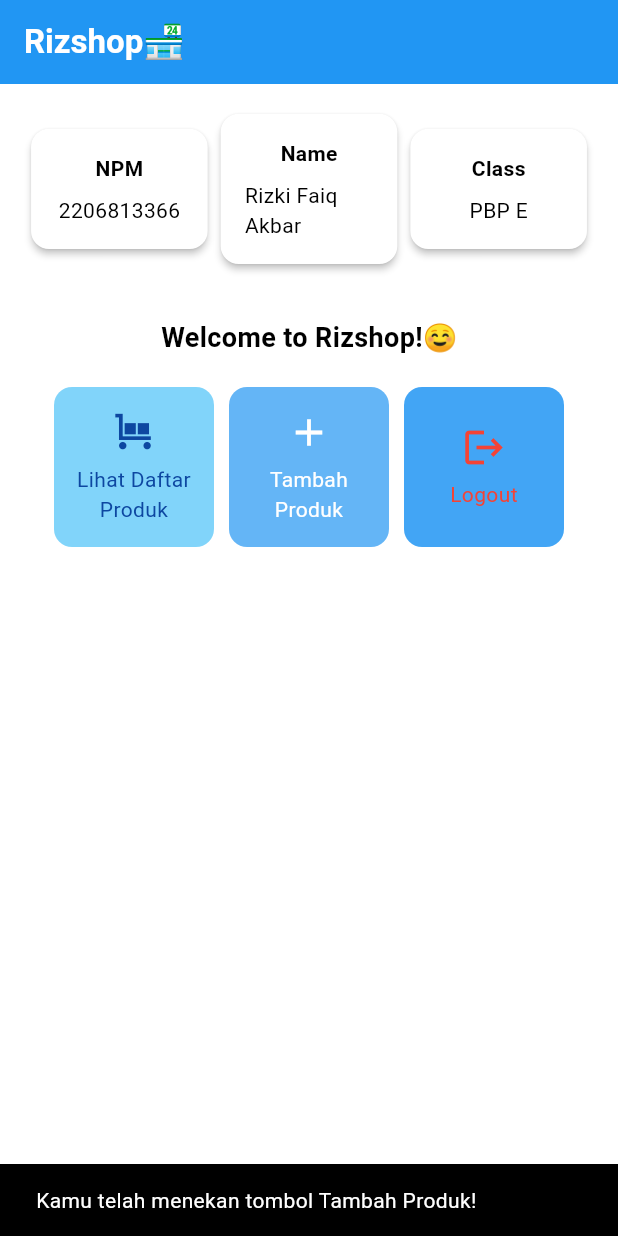
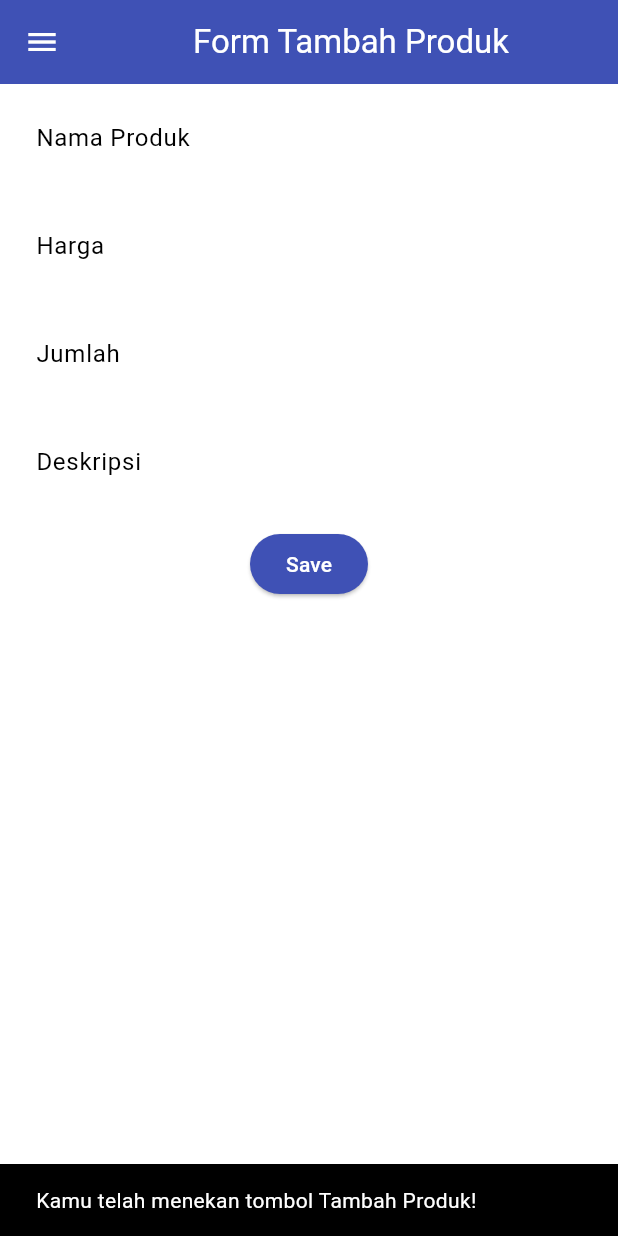
Before and after one commit to rizkifaiq161/rizshop-mobile, a Flutter app: the screen it shows after launch, after a tap on "Tambah Produk", on a phone screen of 412 x 824 dp. Run offline on Flutter 3.47's test engine with Material 3 defaults, Android fonts, the phone set to English and light mode, and no system bars.

Commit message:
Perubahan untuk Tugas 8

```diff
--- a/rizshop/lib/main.dart
+++ b/rizshop/lib/main.dart
@@ -1,5 +1,5 @@
 import 'package:flutter/material.dart';
-import 'package:rizshop/menu.dart';
+import 'package:rizshop/screens/menu.dart';
 
 void main() {
   runApp(const MyApp());
--- a/rizshop/lib/menu.dart
+++ b/rizshop/lib/screens/menu.dart
@@ -1,4 +1,7 @@
 import 'package:flutter/material.dart';
+import 'package:rizshop/widgets/left_drawer.dart';
+import 'package:rizshop/widgets/shop_card.dart';
+import 'package:rizshop/screens/shoplist_form.dart';
 
 class MyHomePage extends StatelessWidget {
   MyHomePage({super.key});
@@ -9,6 +12,7 @@
     return Scaffold(
       // AppBar adalah bagian atas halaman yang menampilkan judul.
       appBar: AppBar(
+        iconTheme: const IconThemeData(color: Colors.white),
         title: const Text(
           'Rizshop🏪',
           style: TextStyle(
@@ -18,6 +22,7 @@
         ),
         backgroundColor: Theme.of(context).colorScheme.primary,
       ),
+      drawer: const LeftDrawer(),
       // Body halaman dengan padding di sekelilingnya.
       body: Padding(
         padding: const EdgeInsets.all(16.0),
@@ -169,9 +174,15 @@
         onTap: () {
           ScaffoldMessenger.of(context)
             ..hideCurrentSnackBar()
-            ..showSnackBar(
-              SnackBar(content: Text("Kamu telah menekan tombol ${item.name}!"))
-            );
+            ..showSnackBar(SnackBar(
+                content: Text("Kamu telah menekan tombol ${item.name}!")));
+          if (item.name == "Tambah Produk") {
+            Navigator.push(context,
+                MaterialPageRoute(builder: (context) => const ShopFormPage()));
+          }else if (item.name == "Lihat Produk"){
+            Navigator.push(context,
+                MaterialPageRoute(builder: (context) => const ShopFormPage()));
+          }
         },
         child: Container(
           padding: const EdgeInsets.all(8),
--- /dev/null
+++ b/rizshop/lib/screens/shoplist_form.dart
@@ -0,0 +1,192 @@
+import 'package:flutter/material.dart';
+import 'package:rizshop/widgets/left_drawer.dart';
+import 'package:rizshop/screens/menu.dart';
+
+class ShopFormPage extends StatefulWidget {
+  const ShopFormPage({super.key});
+
+  @override
+  State<ShopFormPage> createState() => _ShopFormPageState();
+}
+
+class _ShopFormPageState extends State<ShopFormPage> {
+  final _formKey = GlobalKey<FormState>();
+
+  String _name = "";
+  int _price = 0;
+  int _amount = 0;
+  String _description = "";
+
+  @override
+  Widget build(BuildContext context) {
+    return Scaffold(
+      appBar: AppBar(
+        title: const Center(
+          child: Text(
+            'Form Tambah Produk',
+          ),
+        ),
+        backgroundColor: Colors.indigo,
+        foregroundColor: Colors.white,
+      ),
+      drawer: const LeftDrawer(),
+      body: Form(
+        key: _formKey,
+        child: SingleChildScrollView(
+            child: Column(
+                crossAxisAlignment: CrossAxisAlignment.start,
+                children: [
+                  Padding(
+                    padding: const EdgeInsets.all(8.0),
+                    child: TextFormField(
+                      decoration: InputDecoration(
+                        hintText: "Nama Produk",
+                        labelText: "Nama Produk",
+                        border: OutlineInputBorder(
+                          borderRadius: BorderRadius.circular(5.0),
+                        ),
+                      ),
+                      onChanged: (String? value) {
+                        setState(() {
+                          _name = value!;
+                        });
+                      },
+                      validator: (String? value) {
+                        if (value == null || value.isEmpty) {
+                          return "Nama tidak boleh kosong!";
+                        }
+                        return null;
+                      },
+                    ),
+                  ),
+                  Padding(
+                    padding: const EdgeInsets.all(8.0),
+                    child: TextFormField(
+                      decoration: InputDecoration(
+                        hintText: "Harga",
+                        labelText: "Harga",
+                        border: OutlineInputBorder(
+                          borderRadius: BorderRadius.circular(5.0),
+                        ),
+                      ),
+                      onChanged: (String? value) {
+                        setState(() {
+                          _price = int.parse(value!);
+                        });
+                      },
+                      validator: (String? value) {
+                        if (value == null || value.isEmpty) {
+                          return "Harga tidak boleh kosong!";
+                        }
+                        if (int.tryParse(value) == null) {
+                          return "Harga harus berupa angka!";
+                        }
+                        return null;
+                      },
+                    ),
+                  ),
+                  Padding(
+                    padding: const EdgeInsets.all(8.0),
+                    child: TextFormField(
+                      decoration: InputDecoration(
+                        hintText: "Jumlah",
+                        labelText: "Jumlah",
+                        border: OutlineInputBorder(
+                          borderRadius: BorderRadius.circular(5.0),
+                        ),
+                      ),
+                      onChanged: (String? value) {
+                        setState(() {
+                          _amount = int.parse(value!);
+                        });
+                      },
+                      validator: (String? value) {
+                        if (value == null || value.isEmpty) {
+                          return "Jumlah tidak boleh kosong!";
+                        }
+                        if (int.tryParse(value) == null) {
+                          return "Jumlah harus berupa angka!";
+                        }
+                        return null;
+                      },
+                    ),
+                  ),
+                  Padding(
+                    padding: const EdgeInsets.all(8.0),
+                    child: TextFormField(
+                      decoration: InputDecoration(
+                        hintText: "Deskripsi",
+                        labelText: "Deskripsi",
+                        border: OutlineInputBorder(
+                          borderRadius: BorderRadius.circular(5.0),
+                        ),
+                      ),
+                      onChanged: (String? value) {
+                        setState(() {
+                          _description = value!;
+                        });
+                      },
+                      validator: (String? value) {
+                        if (value == null || value.isEmpty) {
+                          return "Deskripsi tidak boleh kosong!";
+                        }
+                        return null;
+                      },
+                    ),
+                  ),
+                  Align(
+                    alignment: Alignment.bottomCenter,
+                    child: Padding(
+                      padding: const EdgeInsets.all(8.0),
+                      child: ElevatedButton(
+                        style: ButtonStyle(
+                          backgroundColor:
+                          MaterialStateProperty.all(Colors.indigo),
+                        ),
+                        onPressed: () {
+                          if (_formKey.currentState!.validate()) {
+                            showDialog(
+                              context: context,
+                              builder: (context) {
+                                return AlertDialog(
+                                  title: const Text('Produk berhasil tersimpan'),
+                                  content: SingleChildScrollView(
+                                    child: Column(
+                                      crossAxisAlignment:
+                                      CrossAxisAlignment.start,
+                                      children: [
+                                        Text('Nama: $_name'),
+                                        Text('Harga: $_price'),
+                                        Text('Jumlah: $_amount'),
+                                        Text('Deskripsi: $_description'),
+                                      ],
+                                    ),
+                                  ),
+                                  actions: [
+                                    TextButton(
+                                      child: const Text('OK'),
+                                      onPressed: () {
+                                        Navigator.pop(context);
+                                      },
+                                    ),
+                                  ],
+                                );
+                              },
+                            );
+                          }
+                          _formKey.currentState!.reset();
+                        },
+                        child: const Text(
+                          "Save",
+                          style: TextStyle(color: Colors.white),
+                        ),
+                      ),
+                    ),
+                  ),
+                ]
+            )
+        ),
+      ),
+    );
+  }
+}
--- /dev/null
+++ b/rizshop/lib/widgets/left_drawer.dart
@@ -0,0 +1,67 @@
+import 'package:flutter/material.dart';
+import 'package:rizshop/screens/menu.dart';
+import 'package:rizshop/screens/shoplist_form.dart';
+
+class LeftDrawer extends StatelessWidget {
+  const LeftDrawer({super.key});
+
+  @override
+  Widget build(BuildContext context) {
+    return Drawer(
+      child: ListView(
+        children: [
+          const DrawerHeader(
+            decoration: BoxDecoration(
+              color: Colors.indigo,
+            ),
+            child: Column(
+              children: [
+                Text(
+                  'RizShop',
+                  textAlign: TextAlign.center,
+                  style: TextStyle(
+                    fontSize: 30,
+                    fontWeight: FontWeight.bold,
+                    color: Colors.white,
+                  ),
+                ),
+                Padding(padding: EdgeInsets.all(10)),
+                Text("Catat semua keperluan belanja anda di sini!",
+                  textAlign: TextAlign.center,
+                  style: TextStyle(
+                    fontSize: 15,
+                    color: Colors.white,
+                  ),
+                )
+              ],
+            ),
+          ),
+          ListTile(
+            leading: const Icon(Icons.home_outlined),
+            title: const Text('Halaman Utama'),
+            // Bagian redirection ke MyHomePage
+            onTap: () {
+              Navigator.pushReplacement(
+                  context,
+                  MaterialPageRoute(
+                    builder: (context) => MyHomePage(),
+                  ));
+            },
+          ),
+          ListTile(
+            leading: const Icon(Icons.add_shopping_cart),
+            title: const Text('Tambah Produk'),
+            // Bagian redirection ke ShopFormPage
+            onTap: () {
+              Navigator.pushReplacement(
+                  context,
+                  MaterialPageRoute(
+                    builder: (context) => ShopFormPage(),
+                  ));
+            },
+          ),
+        ],
+      ),
+    );
+  }
+}
```
Also changed, not shown: rizshop/lib/widgets/shop_card.dart (added, +75 -0 lines), 1 other file.
